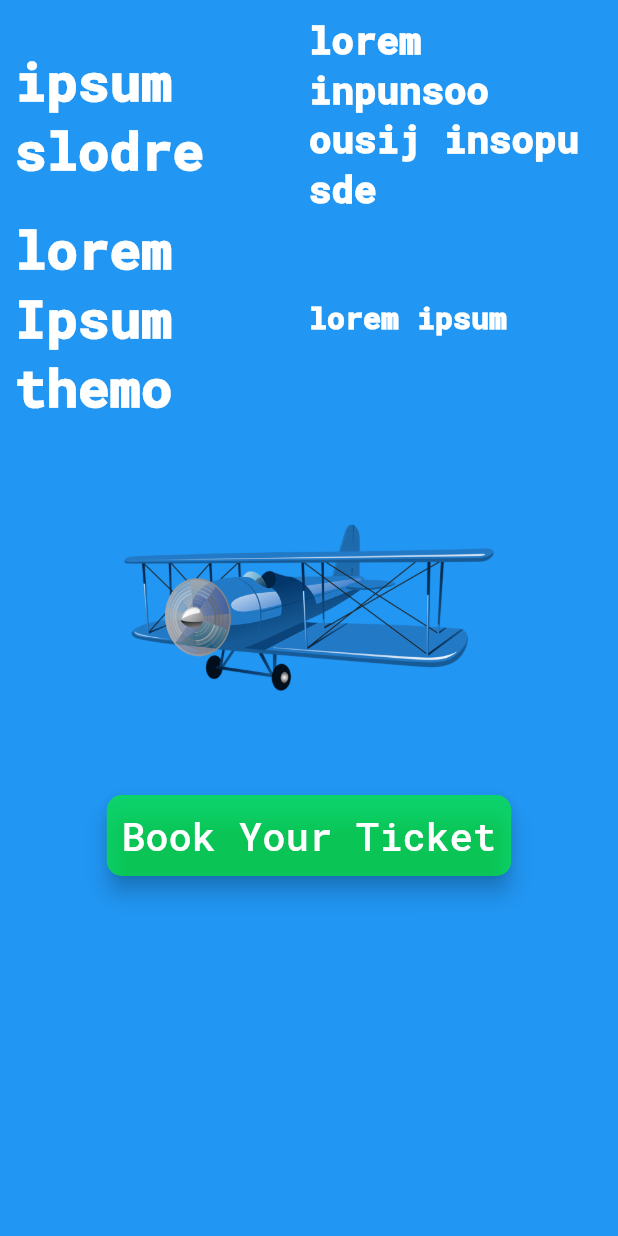
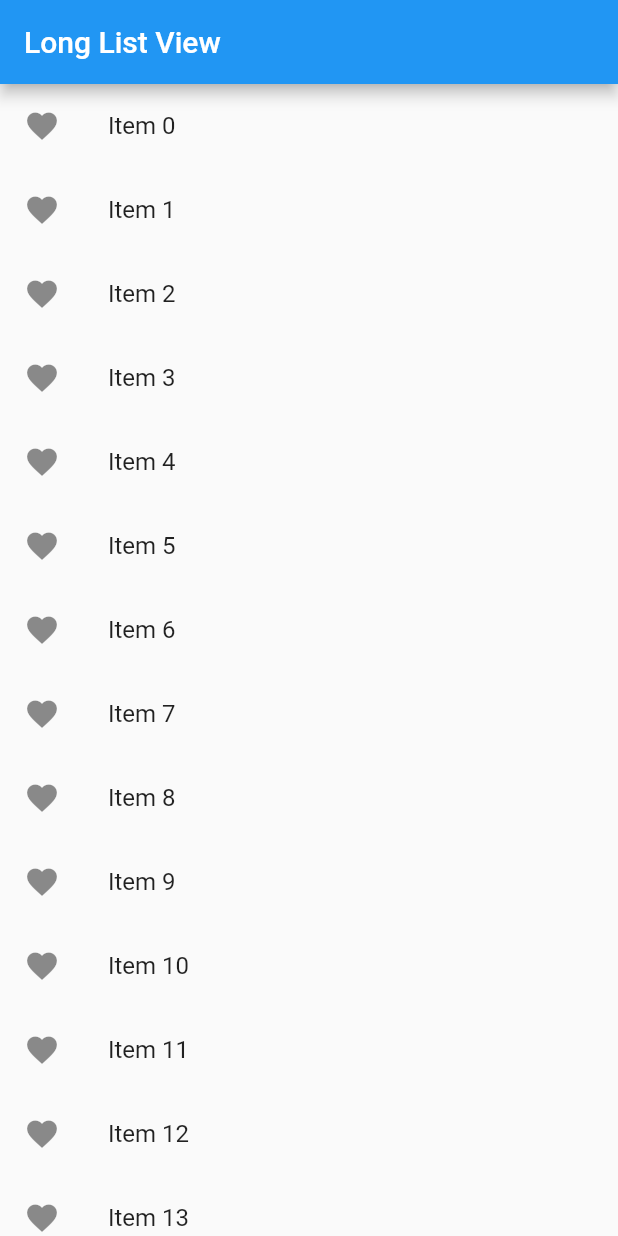
Before and after one commit to Sujit-sahoo3571/flutter_hello_world, a Flutter app: the screen it shows after launch, on a phone screen of 412 x 824 dp. Run offline on Flutter 3.47's test engine with Material 2 defaults, Android fonts, the phone set to English and light mode, and no system bars.

Commit message:
long list view using Listview builder

```diff
--- a/lib/app_screens/home.dart
+++ /dev/null
@@ -1,125 +0,0 @@
-import 'package:flutter/material.dart';
-import 'package:google_fonts/google_fonts.dart';
-
-class Home extends StatelessWidget {
-  const Home({Key? key}) : super(key: key);
-
-  @override
-  Widget build(BuildContext context) {
-    return Container(
-        padding: EdgeInsets.all(10.0),
-        // margin: EdgeInsets.only(left: 10.0, top: 10.0),
-        alignment: Alignment.center,
-        color: Colors.blue,
-        child: Column(
-          children: [
-            Row(
-              children: [
-                Expanded(
-                    child: Text("ipsum slodre",
-                        style: GoogleFonts.robotoMono(
-                          textStyle: TextStyle(
-                            fontSize: 35.0,
-                            color: Colors.white,
-                            decoration: TextDecoration.none,
-                            // fontFamily: 'The_Nautigal',
-                            // fontWeight: FontWeight.w300
-                          ),
-                        ))),
-                Expanded(
-                    child: Text("lorem inpunsoo ousij insopu sde ",
-                        style: GoogleFonts.robotoMono(
-                          textStyle: TextStyle(
-                            fontSize: 25.0,
-                            color: Colors.white,
-                            decoration: TextDecoration.none,
-                            // fontFamily: 'The_Nautigal',
-                            // fontWeight: FontWeight.w300
-                          ),
-                        ))),
-              ],
-            ),
-            Row(
-              children: [
-                Expanded(
-                    child: Text("lorem Ipsum themo",
-                        style: GoogleFonts.robotoMono(
-                          textStyle: TextStyle(
-                            fontSize: 35.0,
-                            color: Colors.white,
-                            decoration: TextDecoration.none,
-                            // fontFamily: 'The_Nautigal',
-                            // fontWeight: FontWeight.w300
-                          ),
-                        ))),
-                Expanded(
-                    child: Text("lorem ipsum  ",
-                        style: GoogleFonts.robotoMono(
-                          textStyle: TextStyle(
-                            fontSize: 20.0,
-                            color: Colors.white,
-                            decoration: TextDecoration.none,
-                            // fontFamily: 'The_Nautigal',
-                            // fontWeight: FontWeight.w300
-                          ),
-                        ))),
-              ],
-            ),
-            UserImage(),
-            FlightBookingButton()
-          ],
-        ));
-  }
-}
-
-class UserImage extends StatelessWidget {
-  const UserImage({Key? key}) : super(key: key);
-
-  @override
-  Widget build(BuildContext context) {
-    AssetImage assetImage = AssetImage('images/flight.png');
-    Image image = Image(
-      image: assetImage,
-      width: 250.0,
-      height: 250.0,
-    );
-
-    return Container(child: image);
-  }
-}
-
-class FlightBookingButton extends StatelessWidget {
-  const FlightBookingButton({Key? key}) : super(key: key);
-
-  @override
-  Widget build(BuildContext context) {
-    return Container(
-      // padding: EdgeInsets.all(10.0),
-      child: ElevatedButton(
-        style: ElevatedButton.styleFrom(
-            padding: EdgeInsets.all(10.0),
-            primary: Color.fromRGBO(0, 255, 25, 0.6),
-            elevation: 6.0,
-            shape: RoundedRectangleBorder(
-                borderRadius: BorderRadius.circular(10))),
-        child: Text(
-          "Book Your Ticket",
-          style: GoogleFonts.robotoMono(
-              textStyle: TextStyle(color: Colors.white, fontSize: 26.0)),
-        ),
-        onPressed: () => AlertMsgBooking(context),
-      ),
-    );
-  }
-
-  void AlertMsgBooking(BuildContext context) {
-    var alertDialog = AlertDialog(
-        title: Text("Booking Successful!"),
-        content: Text(
-          'Your booking Recorded Successfully ',
-        ));
-
-    showDialog(
-        context: context, builder: (BuildContext context) => alertDialog);
-  }
-}
--- a/lib/main.dart
+++ b/lib/main.dart
@@ -1,8 +1,37 @@
 import 'package:flutter/material.dart';
-import 'package:hello_world/app_screens/home.dart';
 
-void main() => runApp(MaterialApp(
-      title: "Flight",
+void main() => runApp(MyApp());
+
+class MyApp extends StatelessWidget {
+  const MyApp({Key? key}) : super(key: key);
+
+  @override
+  Widget build(BuildContext context) {
+    return MaterialApp(
       debugShowCheckedModeBanner: false,
-      home: Home(),
-    ));
+      title: "List View",
+      home: Scaffold(
+        appBar: AppBar(title: Text("Long List View")),
+        body: getListView(),
+      ),
+    );
+  }
+}
+
+// list generate
+List<String> generate_list() {
+  var items = List<String>.generate(100, (index) => "Item $index");
+  return items;
+}
+
+// list Builder
+Widget getListView() {
+  var listItems = generate_list();
+  var listView = ListView.builder(
+      itemBuilder: (context, index) => ListTile(
+            leading: Icon(Icons.favorite),
+            title: Text(listItems[index]),
+            onTap: () => debugPrint("${listItems[index]} was clicked "),
+          ));
+  return listView;
+}
```
